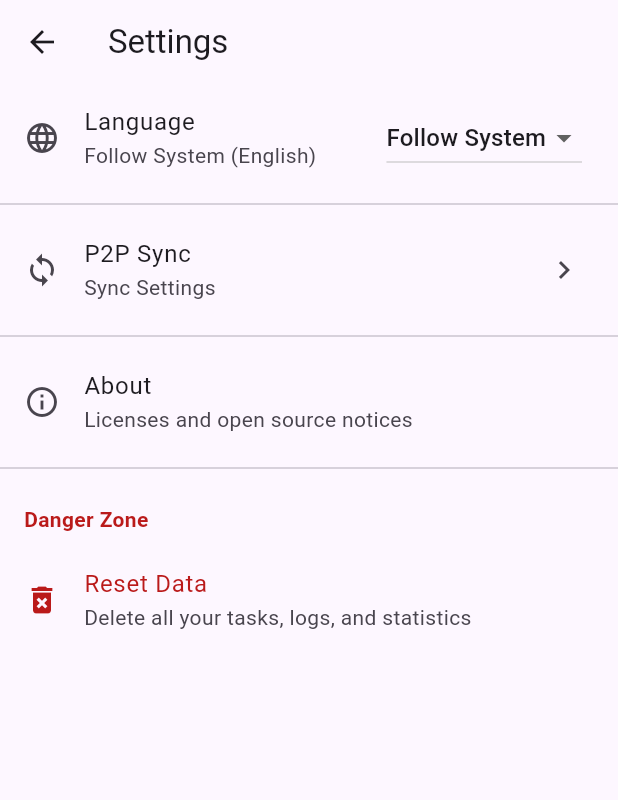
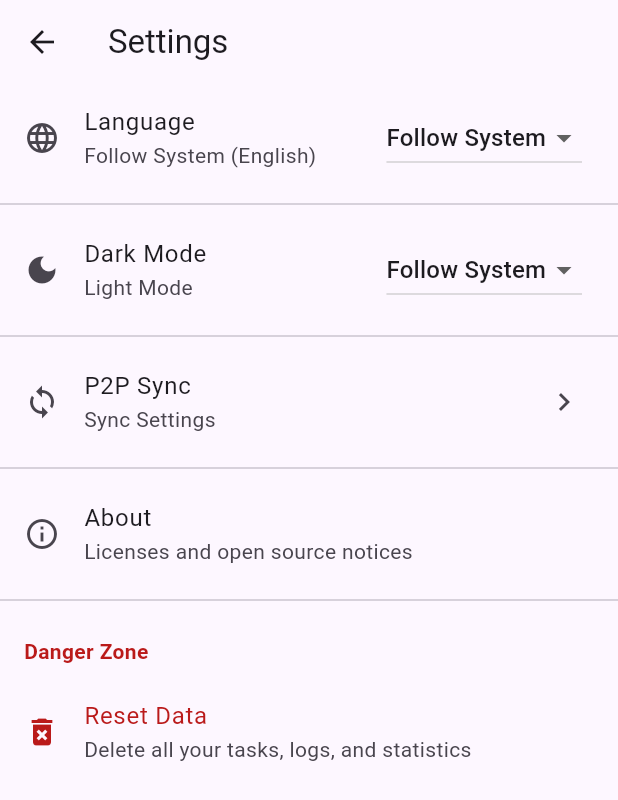
Before and after one commit to omeritzics/Pacey-Flutter, a Flutter app: the screen it shows after launch, after a tap on the "settings" icon, on a phone screen of 412 x 824 dp. Shown: the top 800 px of the screen. Run offline on Flutter 3.47's test engine with Material 3 defaults, Android fonts, the phone set to English and light mode, and no system bars; drawn by our look-alikes of dynamic_color; our stand-ins replace device_info_plus, drift, fl_chart, flutter_riverpod, permission_handler, qr_flutter; missing offline and left inert: mobile_scanner, peer_rtc; accounts and stored records are empty; generated files the repository leaves out were written again.

Commit message:
Add dark mode

```diff
--- a/lib/core/localization/locale_provider.dart
+++ b/lib/core/localization/locale_provider.dart
@@ -21,10 +21,10 @@ class LocaleNotifier extends Notifier<Locale> {
   }
 
   void toggleLocale() {
-    if (state == _systemLocale) {
-      state = const Locale('en');
-    } else if (state.languageCode == 'en') {
-      state = const Locale('he');
+    if (state.languageCode == _systemLocale.languageCode) {
+      state = const Locale("en");
+    } else if (state.languageCode == "en") {
+      state = const Locale("he");
     } else {
       state = _systemLocale;
     }
@@ -32,7 +32,7 @@ class LocaleNotifier extends Notifier<Locale> {
 
   /// Gets the effective locale to use (resolves system locale if needed)
   Locale getEffectiveLocale() {
-    if (state == _systemLocale) {
+    if (state.languageCode == _systemLocale.languageCode) {
       return _getSystemLocale();
     }
     return state;
@@ -45,10 +45,10 @@ class LocaleNotifier extends Notifier<Locale> {
       final systemLocale = WidgetsBinding.instance.platformDispatcher.locale;
 
       // Check if system language is supported (English or Hebrew)
-      if (systemLocale.languageCode == 'he') {
-        return const Locale('he');
-      } else if (systemLocale.languageCode == 'en') {
-        return const Locale('en');
+      if (systemLocale.languageCode == "he") {
+        return const Locale("he");
+      } else if (systemLocale.languageCode == "en") {
+        return const Locale("en");
       }
 
       // For web platform, try to get browser language
@@ -58,13 +58,13 @@ class LocaleNotifier extends Notifier<Locale> {
       }
 
       // Default to English for unsupported languages
-      return const Locale('en');
+      return const Locale("en");
     } catch (e) {
       // If there's any error getting system locale, default to English
-      return const Locale('en');
+      return const Locale("en");
     }
   }
 
   /// Checks if the current locale is following system
-  bool get isFollowingSystem => state == _systemLocale;
+  bool get isFollowingSystem => state.languageCode == _systemLocale.languageCode;
 }
--- /dev/null
+++ b/lib/core/theme/theme_provider.dart
@@ -0,0 +1,45 @@
+import 'package:flutter/material.dart';
+import 'package:flutter_riverpod/flutter_riverpod.dart';
+
+enum AppThemeMode {
+  system,
+  light,
+  dark;
+
+  ThemeMode get themeMode {
+    switch (this) {
+      case AppThemeMode.system:
+        return ThemeMode.system;
+      case AppThemeMode.light:
+        return ThemeMode.light;
+      case AppThemeMode.dark:
+        return ThemeMode.dark;
+    }
+  }
+
+  static AppThemeMode fromThemeMode(ThemeMode mode) {
+    switch (mode) {
+      case ThemeMode.system:
+        return AppThemeMode.system;
+      case ThemeMode.light:
+        return AppThemeMode.light;
+      case ThemeMode.dark:
+        return AppThemeMode.dark;
+    }
+  }
+}
+
+final themeProvider = NotifierProvider<ThemeNotifier, AppThemeMode>(() {
+  return ThemeNotifier();
+});
+
+class ThemeNotifier extends Notifier<AppThemeMode> {
+  @override
+  AppThemeMode build() {
+    return AppThemeMode.system;
+  }
+
+  void setThemeMode(AppThemeMode mode) {
+    state = mode;
+  }
+}
--- a/lib/features/settings/settings_page.dart
+++ b/lib/features/settings/settings_page.dart
@@ -3,6 +3,7 @@ import 'package:flutter_riverpod/flutter_riverpod.dart';
 import 'package:pacey/l10n/app_localizations.dart';
 import '../../core/localization/locale_provider.dart';
 import '../../core/database/database_provider.dart';
+import '../../core/theme/theme_provider.dart';
 import '../p2p/p2p_screen.dart';
 import '../gamification/gamification_provider.dart';
 import '../energy/energy_provider.dart';
@@ -32,24 +33,56 @@ class SettingsPage extends ConsumerWidget {
             ),
             leading: const Icon(Icons.language),
             trailing: DropdownButton<Locale>(
-              value: currentLocale,
+              value: currentLocale.languageCode == "system"
+                  ? const Locale("system")
+                  : currentLocale,
               items: [
                 DropdownMenuItem(
-                  value: const Locale('system'),
+                  value: const Locale("system"),
                   child: Text(l10n.followSystem),
                 ),
                 DropdownMenuItem(
-                  value: const Locale('en'),
-                  child: Text('English'),
+                  value: const Locale("en"),
+                  child: Text("English"),
                 ),
                 DropdownMenuItem(
-                  value: const Locale('he'),
-                  child: Text('עברית'),
+                  value: const Locale("he"),
+                  child: Text("עברית"),
                 ),
               ],
               onChanged: (Locale? newLocale) {
                 if (newLocale != null) {
                   ref.read(localeProvider.notifier).setLocale(newLocale);
+                }
+              },
+            ),
+          ),
+          const Divider(),
+
+          // Theme Section
+          ListTile(
+            title: Text(l10n.darkMode),
+            subtitle: Text(l10n.lightMode),
+            leading: const Icon(Icons.dark_mode),
+            trailing: DropdownButton<AppThemeMode>(
+              value: ref.watch(themeProvider),
+              items: [
+                DropdownMenuItem(
+                  value: AppThemeMode.system,
+                  child: Text(l10n.followSystem),
+                ),
+                DropdownMenuItem(
+                  value: AppThemeMode.light,
+                  child: Text(l10n.lightMode),
+                ),
+                DropdownMenuItem(
+                  value: AppThemeMode.dark,
+                  child: Text(l10n.darkMode),
+                ),
+              ],
+              onChanged: (AppThemeMode? newMode) {
+                if (newMode != null) {
+                  ref.read(themeProvider.notifier).setThemeMode(newMode);
                 }
               },
             ),
--- a/lib/l10n/app_en.arb
+++ b/lib/l10n/app_en.arb
@@ -59,7 +59,9 @@
   "aboutApplicationLegalese": "Copyright © 2026 The Pacey authors\n\nLicensed under the Apache License, Version 2.0. You may obtain a copy of the License at https://www.apache.org/licenses/LICENSE-2.0",
   "language": "Language",
   "selectLanguage": "Select Language",
+  "darkMode": "Dark Mode",
   "followSystem": "Follow System",
+  "lightMode": "Light Mode",
   "p2pSync": "P2P Sync",
   "syncSettings": "Sync Settings",
   "connectionStatus": "Connection Status",
--- a/lib/l10n/app_he.arb
+++ b/lib/l10n/app_he.arb
@@ -84,7 +84,9 @@
   "energyUpdate": "עדכון רמת אנרגיה",
   "enterPeerId": "נא להכניס מזהה מכשיר",
   "expansion": "הרחבת היכולות",
+  "darkMode": "מצב כהה",
   "followSystem": "לפי המערכת",
+  "lightMode": "מצב בהיר",
   "healingLevel": "רמת החלמה {level}",
   "history": "היסטוריה",
   "initializing": "בתהליך אתחול...",
--- a/lib/l10n/app_localizations.dart
+++ b/lib/l10n/app_localizations.dart
@@ -332,6 +332,18 @@ abstract class AppLocalizations {
   /// **'Select Language'**
   String get selectLanguage;
 
+  /// No description provided for @darkMode.
+  ///
+  /// In en, this message translates to:
+  /// **'Dark Mode'**
+  String get darkMode;
+
+  /// No description provided for @lightMode.
+  ///
+  /// In en, this message translates to:
+  /// **'Light Mode'**
+  String get lightMode;
+
   /// No description provided for @followSystem.
   ///
   /// In en, this message translates to:
--- a/lib/l10n/app_localizations_en.dart
+++ b/lib/l10n/app_localizations_en.dart
@@ -133,6 +133,12 @@ class AppLocalizationsEn extends AppLocalizations {
 
   @override
   String get selectLanguage => 'Select Language';
+
+  @override
+  String get darkMode => 'Dark Mode';
+
+  @override
+  String get lightMode => 'Light Mode';
 
   @override
   String get followSystem => 'Follow System';
--- a/lib/l10n/app_localizations_he.dart
+++ b/lib/l10n/app_localizations_he.dart
@@ -118,7 +118,7 @@ class AppLocalizationsHe extends AppLocalizations {
   String get settings => 'הגדרות';
 
   @override
-  String get about => 'אודות';
+  String get about => 'מידע כללי';
 
   @override
   String get aboutSubtitle => 'רישיונות והצהרות קוד פתוח';
@@ -132,6 +132,12 @@ class AppLocalizationsHe extends AppLocalizations {
 
   @override
   String get selectLanguage => 'בחירת שפה';
+
+  @override
+  String get darkMode => 'מצב כהה';
+
+  @override
+  String get lightMode => 'מצב בהיר';
 
   @override
   String get followSystem => 'לפי המערכת';
--- a/lib/main.dart
+++ b/lib/main.dart
@@ -4,6 +4,7 @@ import 'package:dynamic_color/dynamic_color.dart';
 import 'package:flutter_localizations/flutter_localizations.dart';
 import 'package:pacey/l10n/app_localizations.dart';
 import 'package:pacey/core/localization/locale_provider.dart';
+import 'package:pacey/core/theme/theme_provider.dart';
 import 'features/dashboard/dashboard_page.dart';
 
 void main() async {
@@ -19,6 +20,7 @@ class EnergyPacingApp extends ConsumerWidget {
   Widget build(BuildContext context, WidgetRef ref) {
     final localeNotifier = ref.watch(localeProvider.notifier);
     final locale = localeNotifier.getEffectiveLocale();
+    final themeMode = ref.watch(themeProvider);
 
     return DynamicColorBuilder(
       builder: (ColorScheme? lightDynamic, ColorScheme? darkDynamic) {
@@ -48,6 +50,7 @@ class EnergyPacingApp extends ConsumerWidget {
             useMaterial3: true,
             colorScheme: darkColorScheme,
           ),
+          themeMode: themeMode.themeMode,
           localizationsDelegates: [
             AppLocalizations.delegate,
             GlobalMaterialLocalizations.delegate,
```
